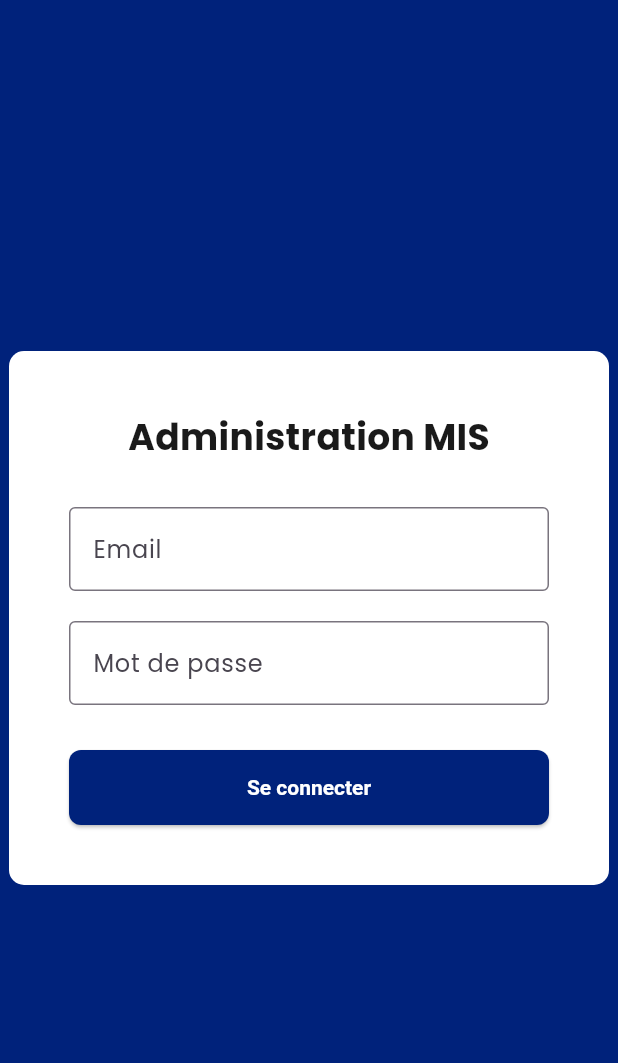
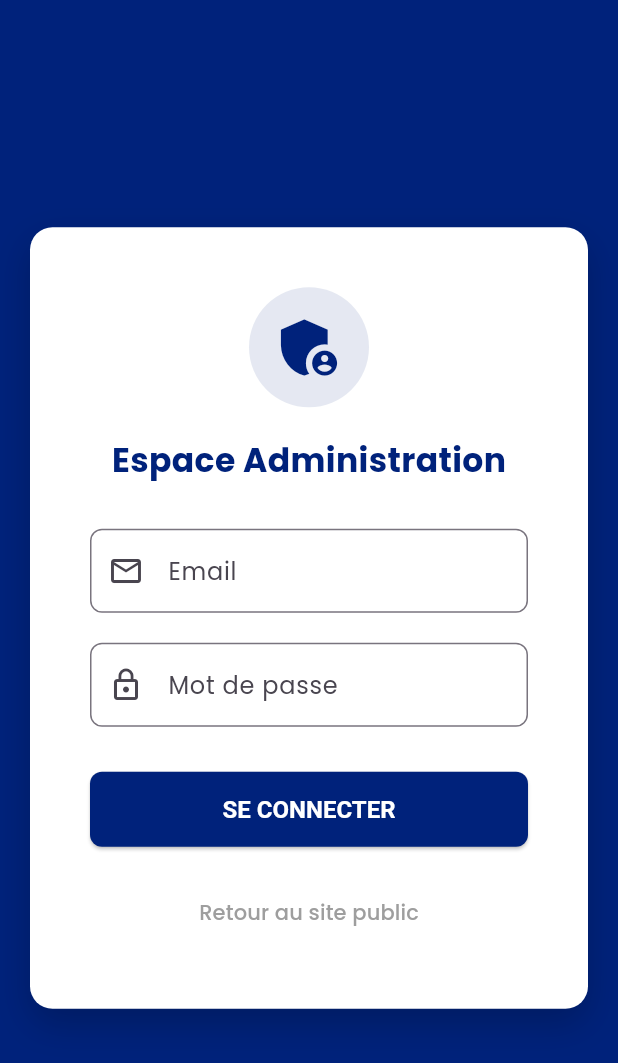
Before and after one commit to Babacar29/mis_website, a Flutter app: the LoginPage screen opened by its route, on a phone screen of 412 x 824 dp. Shown: the top 1063 px of the screen. Run offline on Flutter 3.47's test engine with Material 3 defaults, Android fonts, the phone set to English and light mode, and no system bars; our stand-ins replace file_picker, go_router, google_fonts, supabase_flutter; accounts and stored records are empty; network calls fail.

Commit message:
feat: update login ux

```diff
--- a/lib/views/admin/login_page.dart
+++ b/lib/views/admin/login_page.dart
@@ -1,7 +1,6 @@
 import 'package:flutter/material.dart';
 import 'package:go_router/go_router.dart';
 import 'package:supabase_flutter/supabase_flutter.dart';
-import 'admin_dashboard.dart';
 import '../../theme/app_theme.dart';
 
 class LoginPage extends StatefulWidget {
@@ -18,21 +17,73 @@ class _LoginPageState extends State<LoginPage> {
 
   Future<void> _signIn() async {
     setState(() => _isLoading = true);
+
+    // On cache le clavier virtuel
+    FocusManager.instance.primaryFocus?.unfocus();
+
     try {
       await Supabase.instance.client.auth.signInWithPassword(
-        email: _emailController.text,
+        email: _emailController.text.trim(),
         password: _passwordController.text,
       );
+
       if (mounted) {
+        // Redirection vers le dashboard
         context.go('/admin/dashboard');
       }
+    } on AuthException catch (e) {
+      String errorMessage = "Une erreur est survenue.";
+
+      if (e.message.contains("Invalid login credentials")) {
+        errorMessage = "Email ou mot de passe incorrect.";
+      } else if (e.message.contains("Email not confirmed")) {
+        errorMessage = "Veuillez confirmer votre email avant de vous connecter.";
+      } else if (e.message.contains("Network request failed")) {
+        errorMessage = "Problème de connexion internet.";
+      } else {
+        errorMessage = e.message;
+      }
+
+      // Appel de la nouvelle méthode de Pop-up
+      _showErrorDialog(errorMessage);
+
     } catch (e) {
-      ScaffoldMessenger.of(context).showSnackBar(
-        SnackBar(content: Text("Erreur: ${e.toString()}")),
+      _showErrorDialog("Une erreur inattendue s'est produite. Vérifiez votre connexion.");
+    } finally {
+      if (mounted) setState(() => _isLoading = false);
+    }
+  }
+
+  // --- NOUVELLE MÉTHODE : POP-UP CLASSIQUE ---
+  void _showErrorDialog(String message) {
+    if (!mounted) return;
+
+    showDialog(
+      context: context,
+      builder: (ctx) => AlertDialog(
+        shape: RoundedRectangleBorder(borderRadius: BorderRadius.circular(15)),
+        title: Row(
+          children: const [
+            Icon(Icons.warning_amber_rounded, color: Colors.redAccent),
+            SizedBox(width: 10),
+            Text("Erreur de connexion", style: TextStyle(fontSize: 18)),
+          ],
+        ),
+        content: Text(
+          message,
+          style: const TextStyle(fontSize: 16),
+        ),
+        actions: [
+          TextButton(
+            onPressed: () => Navigator.pop(ctx), // Ferme le pop-up
+            child: const Text(
+              "OK",
+              style: TextStyle(fontWeight: FontWeight.bold, color: AppTheme.primaryBlue),
+            ),
+          )
+        ],
+      ),
     );
-    } finally {
-      setState(() => _isLoading = false);
-    }
   }
 
   @override
@@ -40,30 +91,86 @@ class _LoginPageState extends State<LoginPage> {
     return Scaffold(
       backgroundColor: AppTheme.primaryBlue,
       body: Center(
+        child: SingleChildScrollView(
+          padding: const EdgeInsets.all(20),
           child: Container(
             width: 400,
             padding: const EdgeInsets.all(40),
             decoration: BoxDecoration(
               color: Colors.white,
-            borderRadius: BorderRadius.circular(10),
+              borderRadius: BorderRadius.circular(15),
+              boxShadow: [
+                BoxShadow(
+                  color: Colors.black.withOpacity(0.2),
+                  blurRadius: 20,
+                  offset: const Offset(0, 10),
+                ),
+              ],
             ),
             child: Column(
               mainAxisSize: MainAxisSize.min,
               children: [
-              const Text("Administration MIS", style: TextStyle(fontSize: 24, fontWeight: FontWeight.bold)),
+                Container(
+                  padding: const EdgeInsets.all(15),
+                  decoration: BoxDecoration(
+                    color: AppTheme.primaryBlue.withOpacity(0.1),
+                    shape: BoxShape.circle,
+                  ),
+                  child: const Icon(Icons.admin_panel_settings, size: 50, color: AppTheme.primaryBlue),
+                ),
+                const SizedBox(height: 20),
+
+                const Text(
+                  "Espace Administration",
+                  style: TextStyle(fontSize: 22, fontWeight: FontWeight.bold, color: AppTheme.primaryBlue)
+                ),
                 const SizedBox(height: 30),
-              TextField(controller: _emailController, decoration: const InputDecoration(labelText: "Email", border: OutlineInputBorder())),
+
+                TextField(
+                  controller: _emailController,
+                  keyboardType: TextInputType.emailAddress,
+                  decoration: InputDecoration(
+                    labelText: "Email",
+                    prefixIcon: const Icon(Icons.email_outlined),
+                    border: OutlineInputBorder(borderRadius: BorderRadius.circular(8)),
+                  ),
+                ),
                 const SizedBox(height: 20),
-              TextField(controller: _passwordController, obscureText: true, decoration: const InputDecoration(labelText: "Mot de passe", border: OutlineInputBorder())),
+
+                TextField(
+                  controller: _passwordController,
+                  obscureText: true,
+                  decoration: InputDecoration(
+                    labelText: "Mot de passe",
+                    prefixIcon: const Icon(Icons.lock_outline),
+                    border: OutlineInputBorder(borderRadius: BorderRadius.circular(8)),
+                  ),
+                ),
                 const SizedBox(height: 30),
-              _isLoading
-                ? const CircularProgressIndicator()
+
+                SizedBox(
+                  width: double.infinity,
+                  height: 50,
+                  child: _isLoading
+                    ? const Center(child: CircularProgressIndicator())
                     : ElevatedButton(
                         onPressed: _signIn,
-                    style: ElevatedButton.styleFrom(backgroundColor: AppTheme.primaryBlue, minimumSize: const Size(double.infinity, 50)),
-                    child: const Text("Se connecter"),
+                        style: ElevatedButton.styleFrom(
+                          backgroundColor: AppTheme.primaryBlue,
+                          shape: RoundedRectangleBorder(borderRadius: BorderRadius.circular(8)),
                         ),
+                        child: const Text("SE CONNECTER", style: TextStyle(fontWeight: FontWeight.bold, fontSize: 16)),
+                      ),
+                ),
+
+                const SizedBox(height: 20),
+
+                TextButton(
+                  onPressed: () => context.go('/'),
+                  child: const Text("Retour au site public", style: TextStyle(color: Colors.grey)),
+                )
               ],
+            ),
           ),
         ),
       ),
```
Lines whose indentation alone changed are shown as unchanged.
